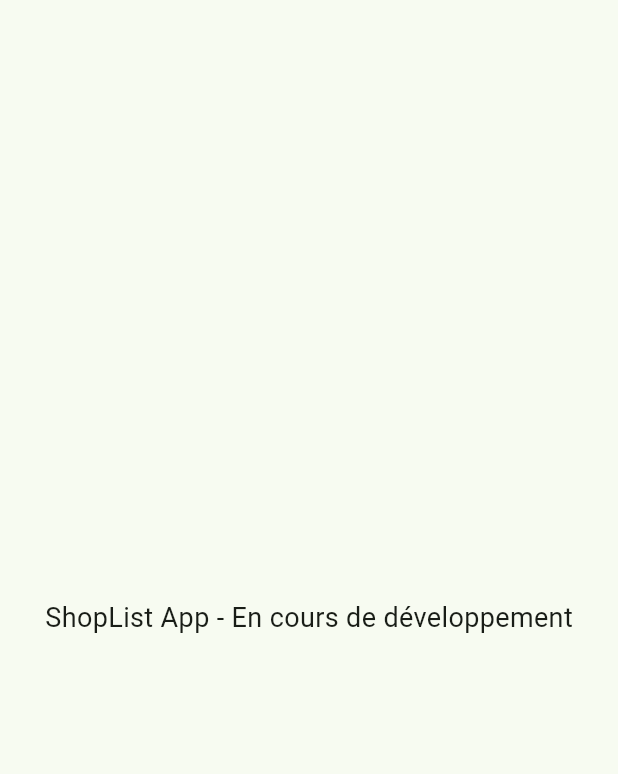
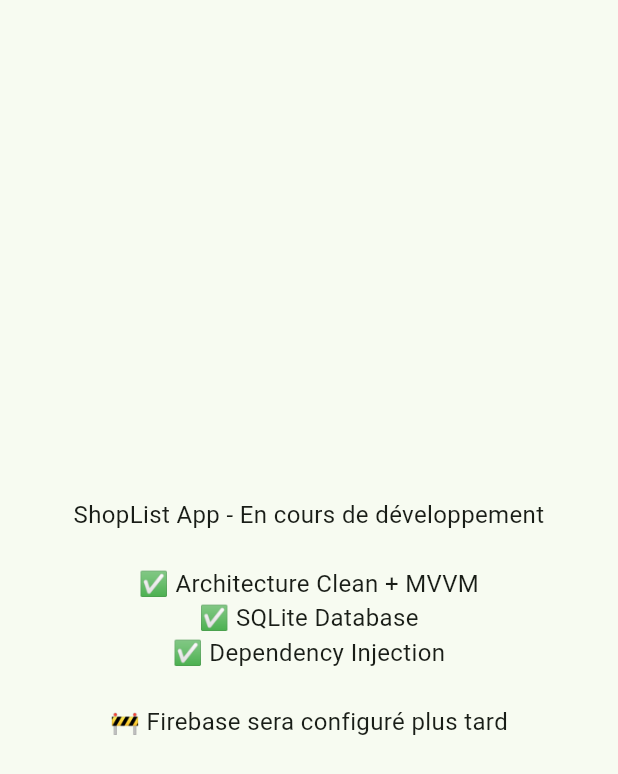
Before and after one commit to 0xTimberJ/shoplist-flutter, a Flutter app: the screen it shows after launch, on a phone screen of 412 x 824 dp. Shown: the top 774 px of the screen. Run offline on Flutter 3.47's test engine with Material 3 defaults, Android fonts, the phone set to English and light mode, and no system bars; our stand-ins replace equatable, firebase_auth, get_it, sqflite; accounts and stored records are empty.

Commit message:
chore: temporarily disable Firebase and AuthService integration; update app description

```diff
--- a/lib/app.dart
+++ b/lib/app.dart
@@ -1,5 +1,5 @@
 import 'package:flutter/material.dart';
-import 'package:firebase_core/firebase_core.dart';
+// import 'package:firebase_core/firebase_core.dart'; // Temporairement désactivé
 import 'core/di/service_locator.dart';
 
 class ShopListApp extends StatelessWidget {
@@ -16,8 +16,9 @@ class ShopListApp extends StatelessWidget {
       home: const Scaffold(
         body: Center(
           child: Text(
-            'ShopList App - En cours de développement',
-            style: TextStyle(fontSize: 18),
+            'ShopList App - En cours de développement\n\n✅ Architecture Clean + MVVM\n✅ SQLite Database\n✅ Dependency Injection\n\n🚧 Firebase sera configuré plus tard',
+            textAlign: TextAlign.center,
+            style: TextStyle(fontSize: 16),
           ),
         ),
       ),
@@ -25,12 +26,12 @@ class ShopListApp extends StatelessWidget {
   }
 }
 
-// Initialize Firebase and dependencies
+// Initialize dependencies (Firebase désactivé temporairement)
 Future<void> initializeApp() async {
   WidgetsFlutterBinding.ensureInitialized();
 
-  // Initialize Firebase
-  await Firebase.initializeApp();
+  // TODO: Initialize Firebase later when properly configured
+  // await Firebase.initializeApp();
 
   // Setup dependency injection
   await setupServiceLocator();
--- a/lib/core/di/service_locator.dart
+++ b/lib/core/di/service_locator.dart
@@ -1,13 +1,15 @@
 import 'package:get_it/get_it.dart';
 import '../../data/datasources/local/database_helper.dart';
-import '../../data/datasources/remote/auth_service.dart';
+// import '../../data/datasources/remote/auth_service.dart'; // Temporairement désactivé
 
 final GetIt getIt = GetIt.instance;
 
 Future<void> setupServiceLocator() async {
   // Data sources
   getIt.registerLazySingleton<DatabaseHelper>(() => DatabaseHelper.instance);
-  getIt.registerLazySingleton<AuthService>(() => AuthService());
+
+  // TODO: Add AuthService when Firebase is properly configured
+  // getIt.registerLazySingleton<AuthService>(() => AuthService());
 
   // TODO: Add repositories when created
   // TODO: Add use cases when created
```
